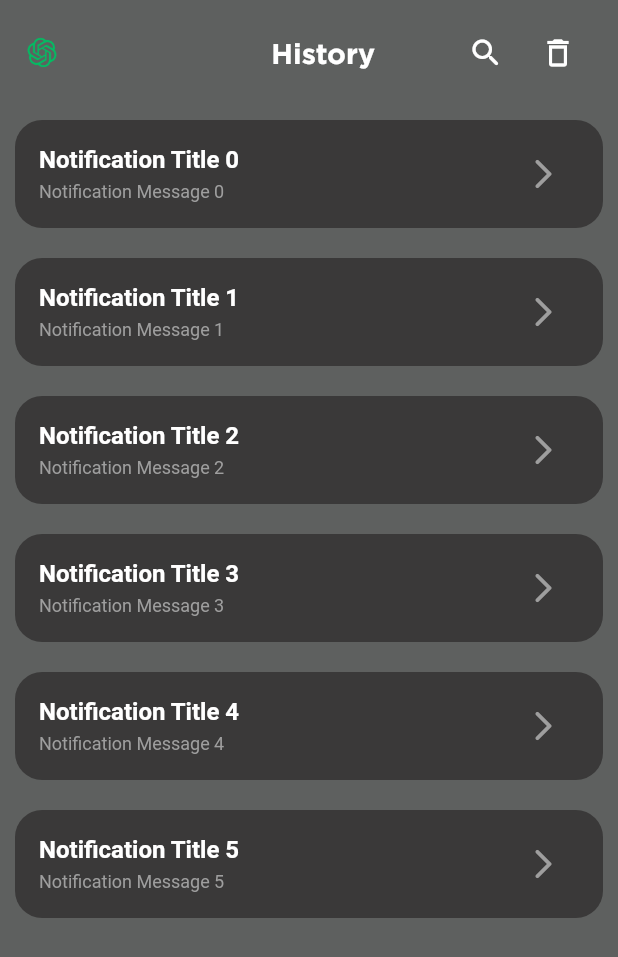
After one commit to imguptaharsh/Insight-Mate, a Flutter app: the ChatHistroyScreen screen opened directly, on a phone screen of 412 x 824 dp. The commit adds this screen. Shown: the top 957 px of the screen. Run offline on Flutter 3.47's test engine with Material 2 defaults, Android fonts, the phone set to English and light mode, and no system bars; our stand-ins replace animated_text_kit, flutter_signin_button, flutter_spinkit, flutter_tts, google_nav_bar, image_picker and 2 more; missing offline and left inert: whatsapp_share; accounts and stored records are empty; network calls fail.

Commit message:
Added Chat History Screen

```diff
--- /dev/null
+++ b/lib/Frontend/screen/chat_history_screen.dart
@@ -0,0 +1,84 @@
+import 'package:flutter/material.dart';
+
+class ChatHistroyScreen extends StatelessWidget {
+  @override
+  Widget build(BuildContext context) {
+    return Scaffold(
+      backgroundColor: Color.fromARGB(184, 32, 34, 33),
+      appBar: AppBar(
+        leading: Padding(
+            padding: const EdgeInsets.all(10.0),
+            child: Image.asset(
+              fit: BoxFit.cover,
+              'assets/images/logo.png',
+            )),
+        title: Row(
+          mainAxisAlignment: MainAxisAlignment.end,
+          children: [
+            const Text(
+              'History',
+              style: TextStyle(
+                  fontFamily: 'Gotham',
+                  color: Colors.white,
+                  fontWeight: FontWeight.w600,
+                  fontSize: 19),
+            ),
+            const SizedBox(
+              width: 50,
+            ),
+            IconButton(
+                onPressed: () {},
+                icon: const Icon(
+                  Icons.search_rounded,
+                )),
+            IconButton(
+                onPressed: () {},
+                icon: const Icon(Icons.delete_outline_outlined))
+          ],
+        ),
+        toolbarHeight: 70,
+        automaticallyImplyLeading: true,
+        elevation: 0,
+        backgroundColor: const Color.fromARGB(0, 255, 255, 255),
+      ),
+      body: ListView.builder(
+        itemCount: 6, // replace with actual notification count
+        itemBuilder: (context, index) {
+          return GestureDetector(
+            onTap: () {},
+            onDoubleTap: null,
+            child: Card(
+              color: Color.fromARGB(255, 58, 57, 57),
+              margin: const EdgeInsets.all(10),
+              shape: RoundedRectangleBorder(
+                  borderRadius: BorderRadius.circular(18)),
+              elevation: 0,
+              child: ListTile(
+                title: Text(
+                  'Notification Title $index', // replace with actual notification title
+                  style: const TextStyle(
+                      fontSize: 16,
+                      fontWeight: FontWeight.bold,
+                      color: Colors.white),
+                ),
+                subtitle: Text(
+                  'Notification Message $index', // replace with actual notification message
+                  style: const TextStyle(fontSize: 12, color: Colors.grey),
+                ),
+                trailing: IconButton(
+                    onPressed: () {},
+                    icon: Icon(
+                      Icons.arrow_forward_ios_rounded,
+                      color: Colors.grey,
+                    )),
+                onTap: () {
+                  // TODO: Implement notification tap logic
+                },
+              ),
+            ),
+          );
+        },
+      ),
+    );
+  }
+}
--- a/lib/Frontend/screen/personal_info_screen.dart
+++ b/lib/Frontend/screen/personal_info_screen.dart
@@ -76,6 +76,9 @@ class _PersonalInfoState extends State<PersonalInfo> {
                               child: GestureDetector(
                                 onTap: () {
                                   showModalBottomSheet(
+                                      shape: RoundedRectangleBorder(
+                                          borderRadius:
+                                              BorderRadius.circular(20)),
                                       context: context,
                                       builder: ((builder) =>
                                           BottomShhetWidget()));
```
